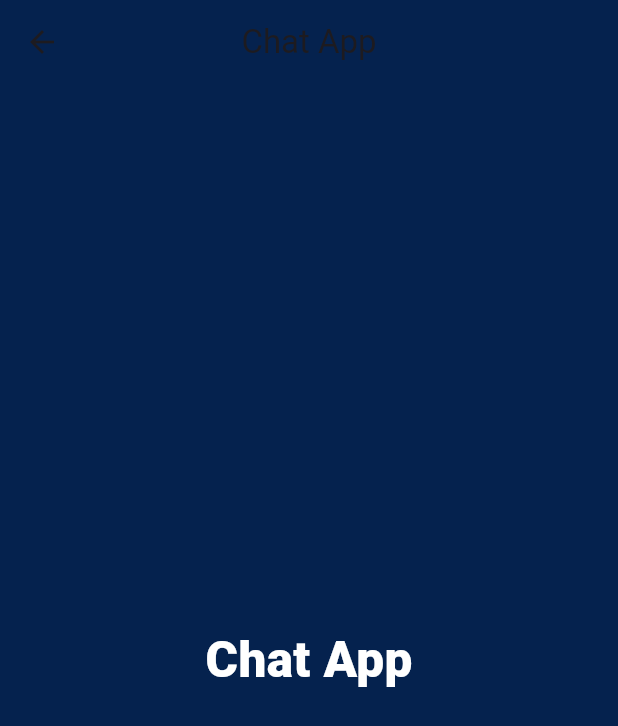
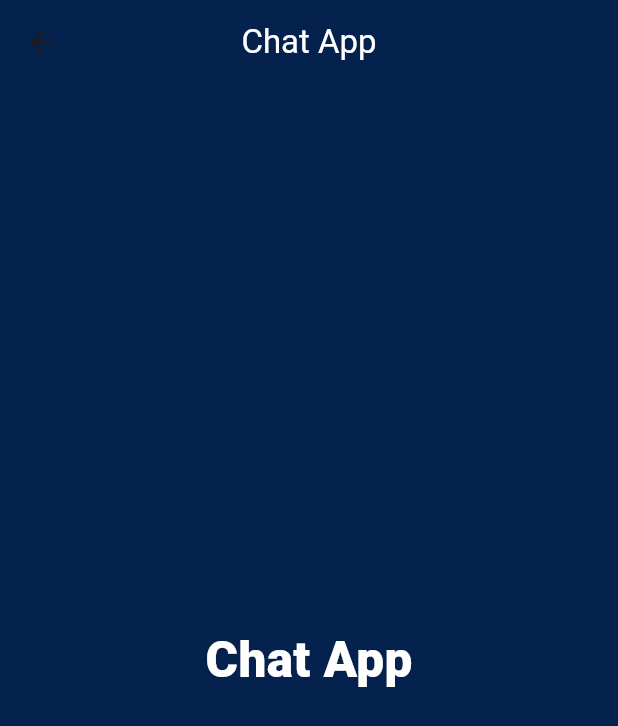
Before and after one commit to mohamedmagdy2301/chat_app, a Flutter app: the screen it shows after launch, after a tap on "Login", on a phone screen of 412 x 824 dp. Shown: the top 726 px of the screen. Run offline on Flutter 3.47's test engine with Material 3 defaults, Android fonts, the light colour scheme and no system bars; our stand-ins replace firebase_auth, firebase_core; accounts and stored records are empty.

Commit message:
Create ui (login-register-home) pages

```diff
--- a/lib/Screens/home_page.dart
+++ b/lib/Screens/home_page.dart
@@ -10,7 +10,7 @@ class HomePage extends StatelessWidget {
     return Scaffold(
       backgroundColor: kPrimaryColor,
       appBar: AppBar(
-        title: const Text('Chat App'),
+        title: const Text('Chat App', style: TextStyle(color: Colors.white)),
         centerTitle: true,
         backgroundColor: kPrimaryColor,
         elevation: 0,
--- a/lib/Screens/login_page.dart
+++ b/lib/Screens/login_page.dart
@@ -27,14 +27,16 @@ class LoginPage extends StatelessWidget {
               ),
             ),
             const SizedBox(height: 50),
-            const TextFieldBuild(
+            TextFieldBuild(
               labelText: 'Email',
               hintText: 'Enter your Email',
+              onChanged: (data) {},
             ),
             const SizedBox(height: 20),
-            const TextFieldBuild(
+            TextFieldBuild(
               labelText: 'Password',
               hintText: 'Enter your Password',
+              onChanged: (data) {},
             ),
             const SizedBox(height: 20),
             ButtonBuild(
--- a/lib/Widgets/text_field_build.dart
+++ b/lib/Widgets/text_field_build.dart
@@ -5,12 +5,18 @@ class TextFieldBuild extends StatelessWidget {
     super.key,
     required this.labelText,
     required this.hintText,
+    required this.onChanged,
   });
   final String labelText;
   final String hintText;
+  final void Function(String)? onChanged;
+
   @override
   Widget build(BuildContext context) {
     return TextField(
+      onChanged: onChanged,
+      cursorColor: Colors.white,
+      style: const TextStyle(color: Colors.white),
       decoration: InputDecoration(
         hintText: hintText,
         hintStyle: const TextStyle(color: Colors.grey, fontSize: 13),
--- a/lib/main.dart
+++ b/lib/main.dart
@@ -19,9 +19,9 @@ class MyApp extends StatelessWidget {
       debugShowCheckedModeBanner: false,
       home: const LoginPage(),
       routes: {
-        LoginPage.id: (context) => const LoginPage(),
-        RegisterPage.id: (context) => const RegisterPage(),
         HomePage.id: (context) => const HomePage(),
+        LoginPage.id: (context) => LoginPage(),
+        RegisterPage.id: (context) => RegisterPage(),
       },
     );
   }
```
Also changed, not shown: lib/Screens/register_page.dart (+23 -4 lines), pubspec.lock, 3 other files.
